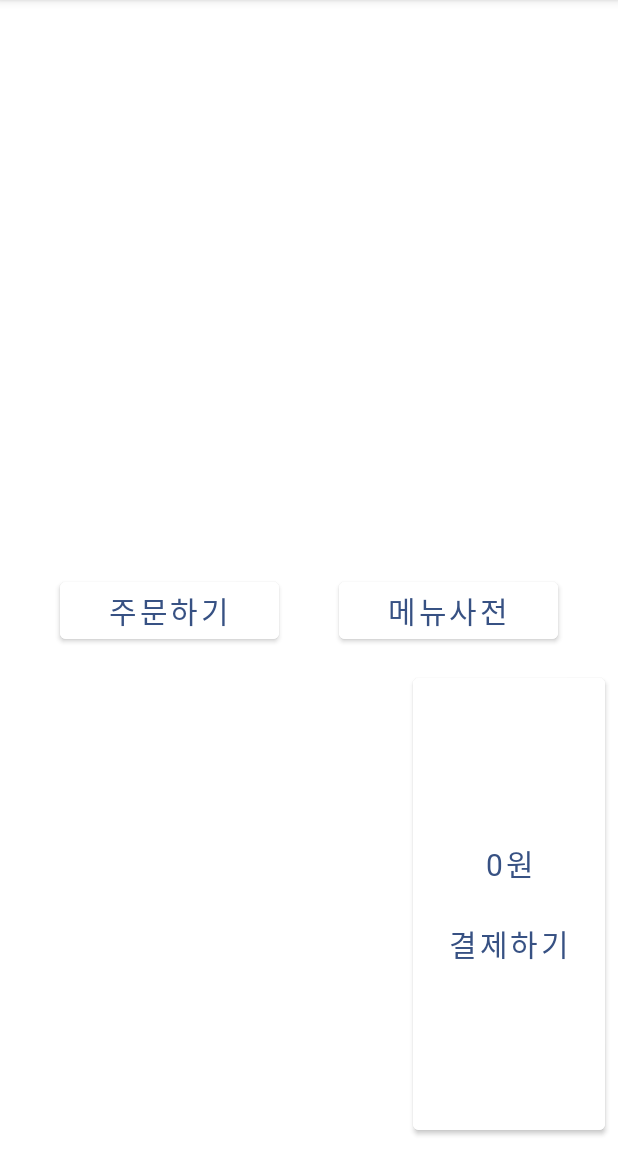
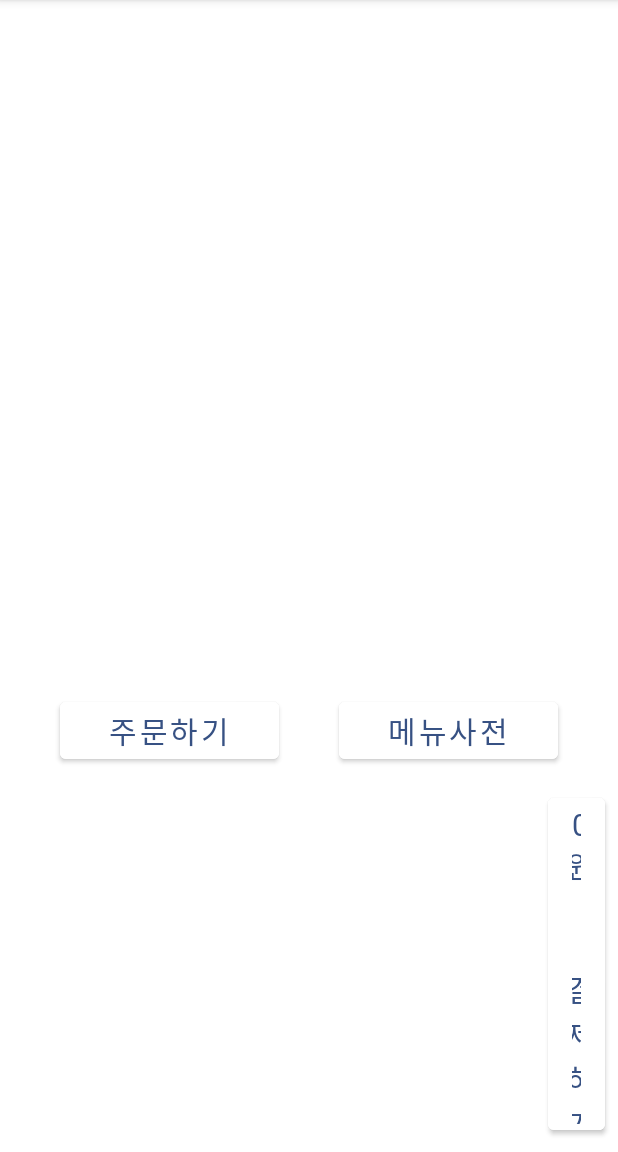
Before and after one commit to KNUwarriors/ETRI_Kiosk, an Android app: the screen it shows after launch (MainActivity), on a phone screen of 412 x 824 dp, the part 84-1236 px from its top. Run offline under Robolectric (Android 15) with nearby library versions, the phone set to English and light mode, and no system bars; our stand-ins replace Firebase (no records; nobody signed in at launch, a user with empty details on screens opened directly); pictures from the network do not load.

Commit message:
layout size changed

```diff
--- a/app/src/main/res/layout/activity_main.xml
+++ b/app/src/main/res/layout/activity_main.xml
@@ -10,7 +10,7 @@
     <androidx.recyclerview.widget.RecyclerView
         android:id="@+id/recyclerView"
         android:layout_width="match_parent"
-        android:layout_height="370dp"
+        android:layout_height="450dp"
         android:layout_marginHorizontal="10dp"
         android:layout_marginVertical="3dp"
         android:backgroundTint="#8D9EC0"/>
@@ -61,7 +61,7 @@
 
         <androidx.recyclerview.widget.RecyclerView
             android:id="@+id/orderRecyclerView"
-            android:layout_width="260dp"
+            android:layout_width="350dp"
             android:layout_height="match_parent"
             android:layout_margin="3dp" />
 
```
